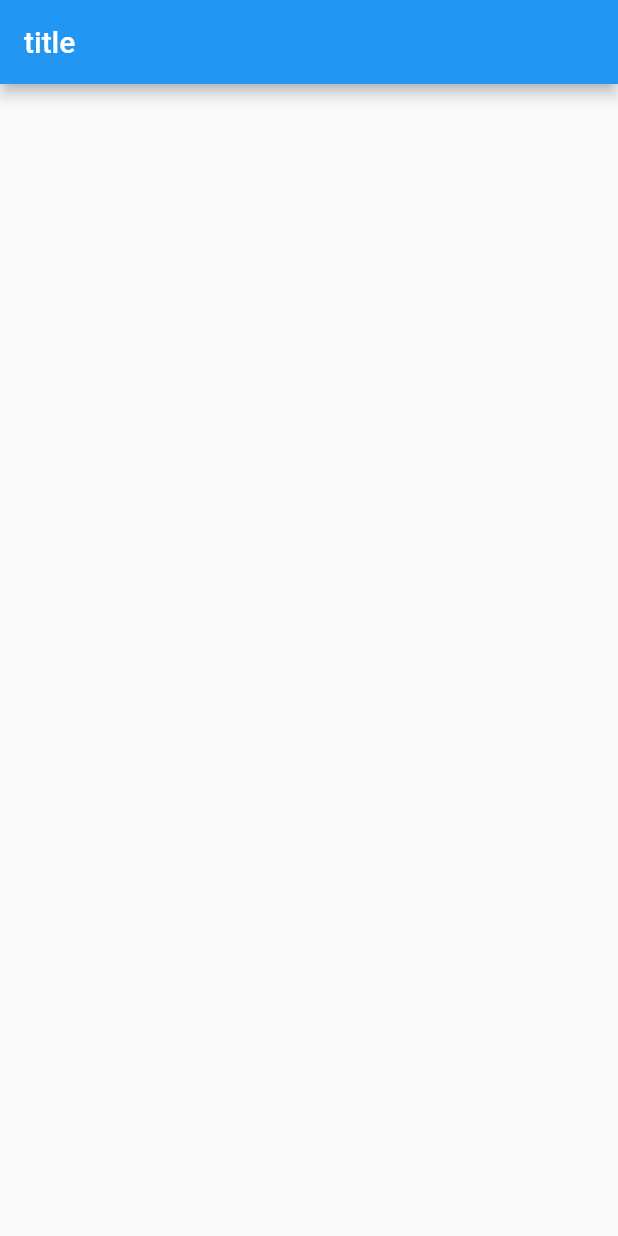
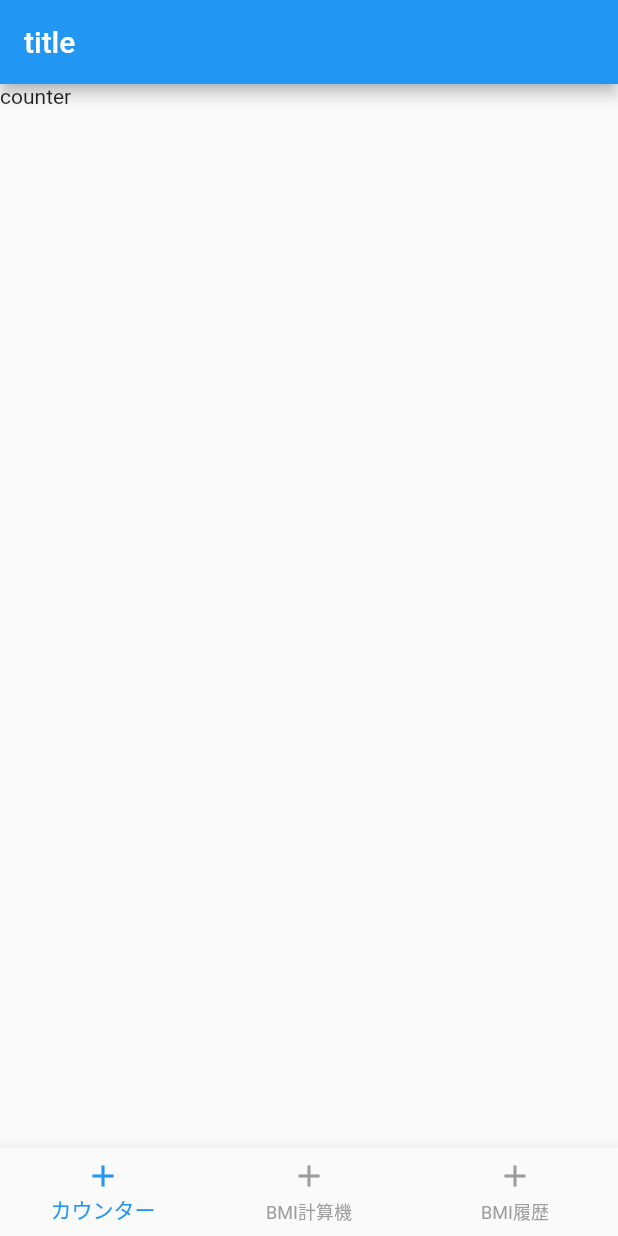
Before and after one commit to Amatriciana/riv2_learn, a Flutter app: the screen it shows after launch, on a phone screen of 412 x 824 dp. Run offline on Flutter 3.47's test engine with Material 2 defaults, Android fonts, the phone set to English and light mode, and no system bars; our stand-ins replace flutter_hooks, hooks_riverpod.

Commit message:
ベース作成

```diff
--- a/lib/controller.dart
+++ b/lib/controller.dart
@@ -0,0 +1,10 @@
+import 'package:flutter_hooks/flutter_hooks.dart';
+import 'package:hooks_riverpod/hooks_riverpod.dart';
+
+final bottomNavProvider = StateProvider<BottomNav>((ref) => BottomNav.counter);
+
+enum BottomNav {
+  counter,
+  bmiCalc,
+  bmiHistory,
+}
--- a/lib/counter.dart
+++ b/lib/counter.dart
@@ -0,0 +1,13 @@
+import 'package:flutter/material.dart';
+import 'package:hooks_riverpod/hooks_riverpod.dart';
+
+class CounterApp extends HookConsumerWidget {
+  const CounterApp({Key? key}) : super(key: key);
+
+  @override
+  Widget build(BuildContext context, WidgetRef ref) {
+    return const Scaffold(
+      body: Text('counter'),
+    );
+  }
+}
--- a/lib/main.dart
+++ b/lib/main.dart
@@ -1,20 +1,50 @@
 import 'package:flutter/material.dart';
 import 'package:hooks_riverpod/hooks_riverpod.dart';
+import 'package:riv2_learn/bmi_history.dart';
+
+import 'package:riv2_learn/controller.dart';
+import 'counter.dart';
+import 'bmi_calculator.dart';
+import 'bmi_history.dart';
 
 void main() {
   runApp(const ProviderScope(child: MyApp()));
 }
 
-class MyApp extends StatelessWidget {
+class MyApp extends HookConsumerWidget {
   const MyApp({Key? key}) : super(key: key);
 
   @override
-  Widget build(BuildContext context) {
+  Widget build(BuildContext context, WidgetRef ref) {
+    final bottomNav = ref.watch(bottomNavProvider);
+    final bottomNavState = ref.watch(bottomNavProvider.notifier);
+
+    final List _pageList;
+    _pageList = [
+      const CounterApp(),
+      const BmiCalculator(),
+      const BmiHistory(),
+    ];
+
     return MaterialApp(
       home: Scaffold(
         appBar: AppBar(
           title: const Text('title'),
         ),
+        body: _pageList[bottomNav.index],
+        bottomNavigationBar: BottomNavigationBar(
+          currentIndex: bottomNav.index,
+          onTap: (int selectPage) {
+            bottomNavState.state = BottomNav.values[selectPage];
+          },
+          selectedItemColor: Colors.blue,
+          unselectedItemColor: Colors.grey,
+          items: const [
+            BottomNavigationBarItem(icon: Icon(Icons.add), label: 'カウンター'),
+            BottomNavigationBarItem(icon: Icon(Icons.add), label: 'BMI計算機'),
+            BottomNavigationBarItem(icon: Icon(Icons.add), label: 'BMI履歴'),
+          ],
+        ),
       ),
     );
   }
```
Also changed, not shown: lib/bmi_calculator.dart (+13 -0 lines), lib/bmi_history.dart (+13 -0 lines).
